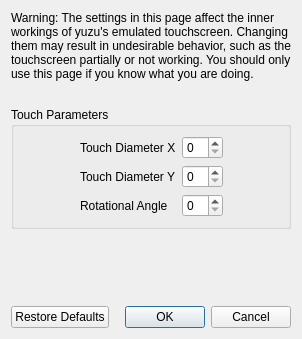
Qt form src/citron/configuration/configure_touchscreen_advanced.ui (pflyly/citron-mirror) before a commit.
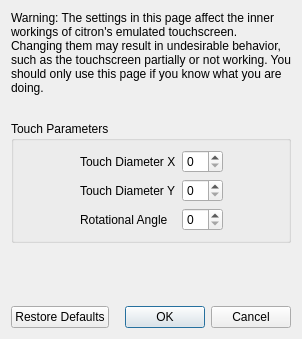
The same form after that commit.

Commit message:
chore: update project references and add Citron copyright
- Replaced all references to the old project name with Citron.
- Added Citron copyright information alongside existing notices in all files.

What changed in the file:
```diff
--- a/src/citron/configuration/configure_touchscreen_advanced.ui
+++ b/src/citron/configuration/configure_touchscreen_advanced.ui
@@ -23,7 +23,7 @@
       </size>
      </property>
      <property name="text">
-      <string>Warning: The settings in this page affect the inner workings of yuzu's emulated touchscreen. Changing them may result in undesirable behavior, such as the touchscreen partially or not working. You should only use this page if you know what you are doing.</string>
+      <string>Warning: The settings in this page affect the inner workings of citron's emulated touchscreen. Changing them may result in undesirable behavior, such as the touchscreen partially or not working. You should only use this page if you know what you are doing.</string>
      </property>
      <property name="wordWrap">
       <bool>true</bool>
```
The commit also changes 2801 other files.
